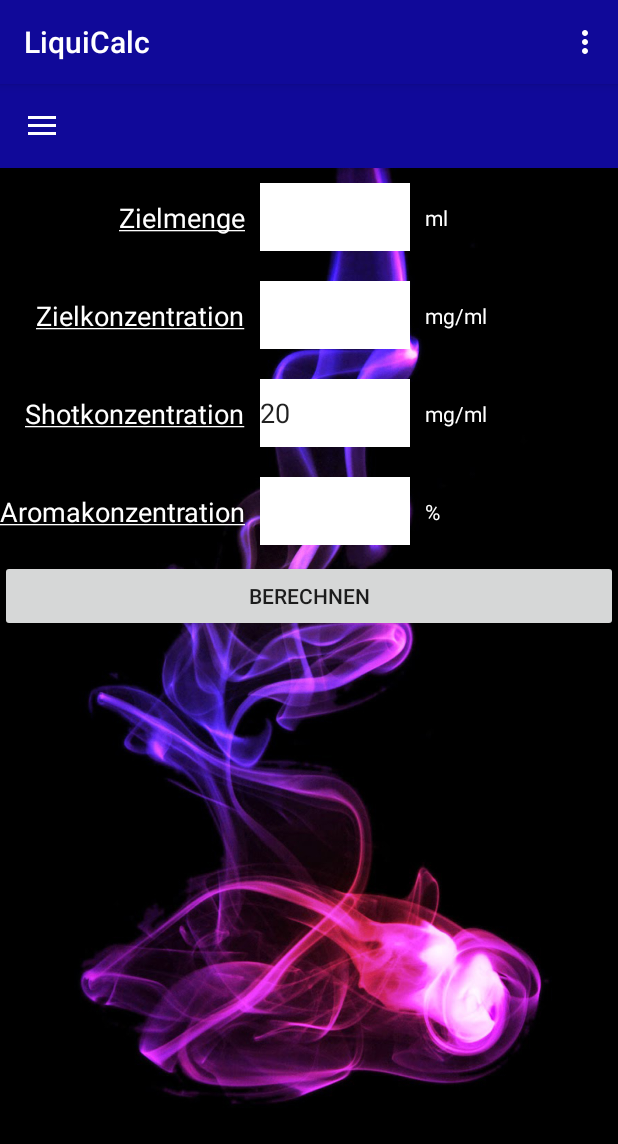
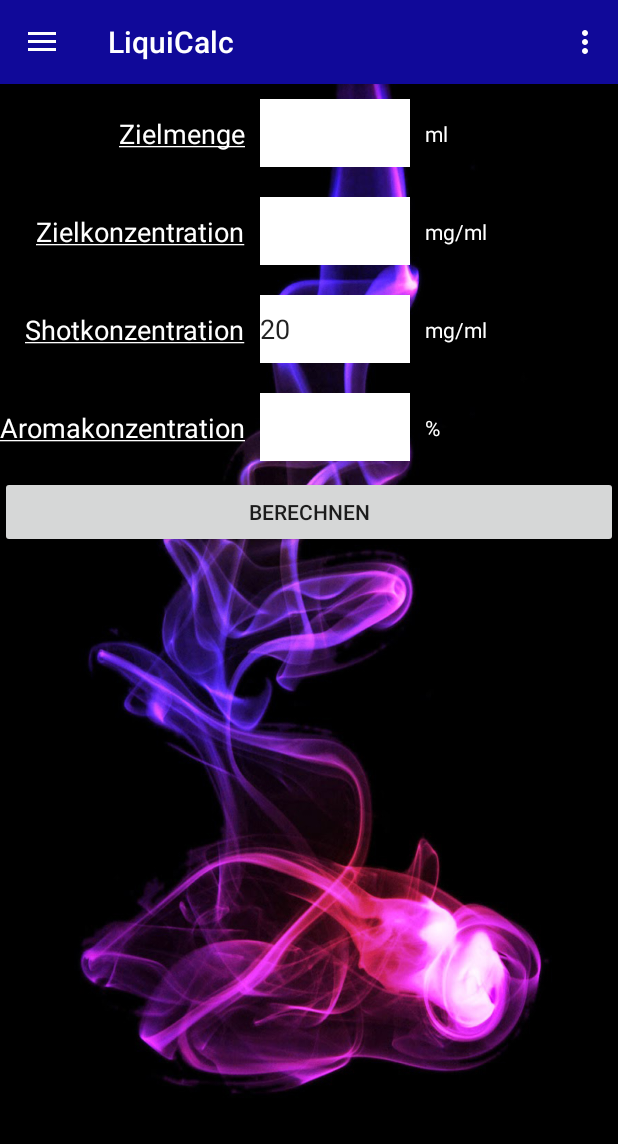
Before and after one commit to Schloni1995/LiquiCalc, an Android app: the screen it shows after launch (StartActivity), on a phone screen of 412 x 824 dp. Shown: the top 1144 px of the screen. Run offline under Robolectric (Android 15) with nearby library versions, the phone set to English and light mode, and no system bars.

Commit message:
Fixed AppBar Problem

```diff
--- a/app/src/main/java/com/example/toni/liquidcalccompatible/activities/ResultActivity.java
+++ b/app/src/main/java/com/example/toni/liquidcalccompatible/activities/ResultActivity.java
@@ -12,7 +12,6 @@ import java.util.Locale;
 
 public class ResultActivity extends AppCompatActivity
 {
-
     @Override
     protected void onCreate(Bundle savedInstanceState)
     {
--- a/app/src/main/res/values/styles.xml
+++ b/app/src/main/res/values/styles.xml
@@ -9,10 +9,10 @@
     </style>
 
     <style name="AppTheme.NoActionBar">
-        false
-        true
-        @android:color/transparent</style>
-
+        <item name="windowActionBar">false</item>
+        <item name="windowNoTitle">true</item>
+    </style>
+    <!--@android:color/transparent-->
     <style name="AppTheme.AppBarOverlay" parent="ThemeOverlay.AppCompat.Dark.ActionBar" />
 
     <style name="AppTheme.PopupOverlay" parent="ThemeOverlay.AppCompat.Light" />
--- a/build.gradle
+++ b/build.gradle
@@ -8,9 +8,7 @@ buildscript {
     }
     dependencies {
         classpath 'com.android.tools.build:gradle:3.0.1'
-
-
-        // NOTE: Do not place your application dependencies here; they belong
+                // NOTE: Do not place your application dependencies here; they belong
         // in the individual module build.gradle files
     }
 }
```
